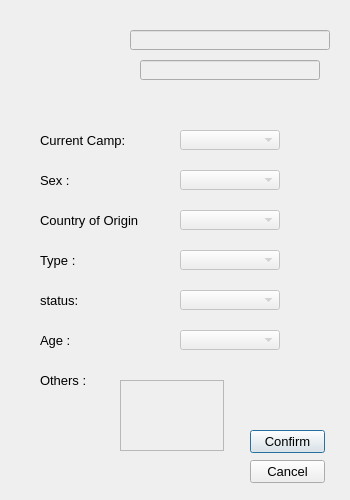
Qt form refugeeinfowin.ui (limalayla/PadID_Humanitaire) before a commit.
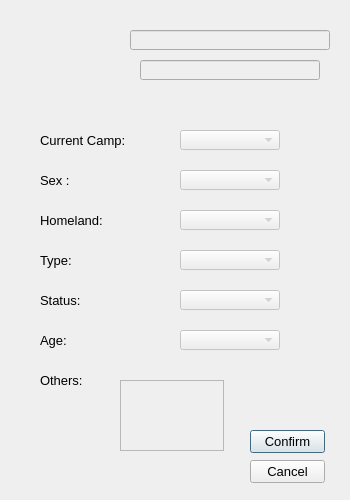
The same form after that commit. Icons and pictures are not drawn.

Patch:
```diff
--- a/refugeeinfowin.ui
+++ b/refugeeinfowin.ui
@@ -88,7 +88,7 @@
     </font>
    </property>
    <property name="text">
-    <string>Age :</string>
+    <string>Age:</string>
    </property>
   </widget>
   <widget class="QPushButton" name="btn_ok">
@@ -145,7 +145,7 @@
     </rect>
    </property>
    <property name="text">
-    <string>Country of Origin :</string>
+    <string>Homeland:</string>
    </property>
   </widget>
   <widget class="QLabel" name="label_type">
@@ -158,7 +158,7 @@
     </rect>
    </property>
    <property name="text">
-    <string>Type :</string>
+    <string>Type:</string>
    </property>
   </widget>
   <widget class="QLabel" name="label_state">
@@ -171,7 +171,7 @@
     </rect>
    </property>
    <property name="text">
-    <string>status:</string>
+    <string>Status:</string>
    </property>
   </widget>
   <widget class="QLabel" name="label_misc">
@@ -184,7 +184,7 @@
     </rect>
    </property>
    <property name="text">
-    <string>Others :</string>
+    <string>Others:</string>
    </property>
   </widget>
   <widget class="QLabel" name="label_curCamp">
```
Left out of the diff: 4 changed lines with no effect on the pictures.
